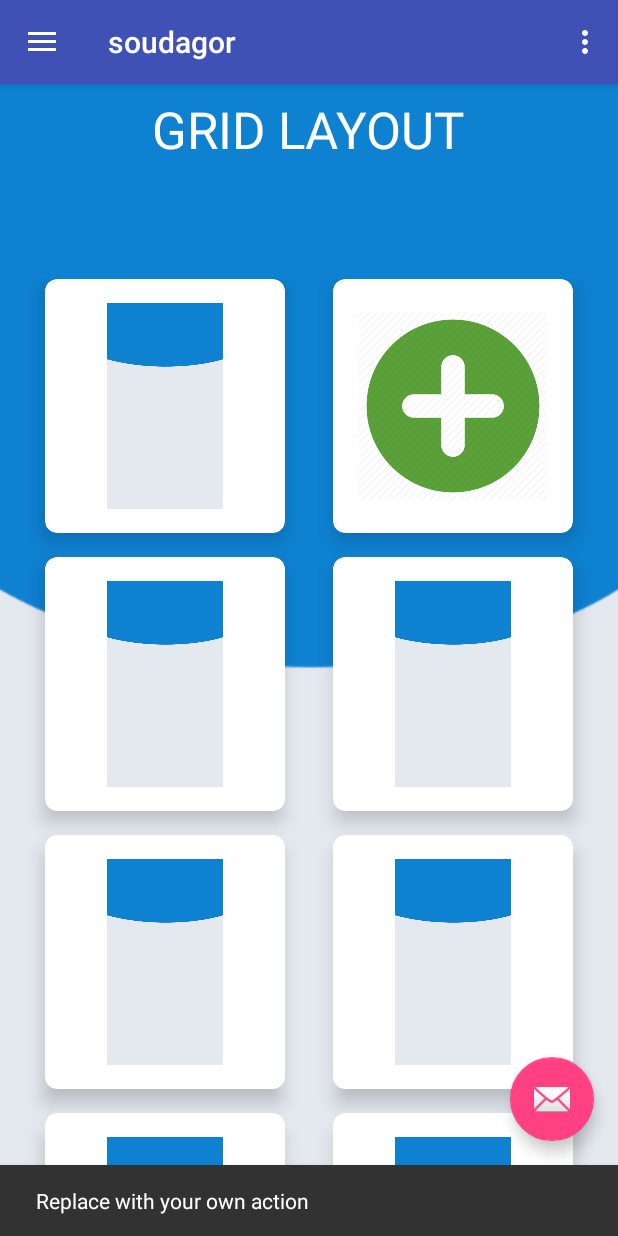
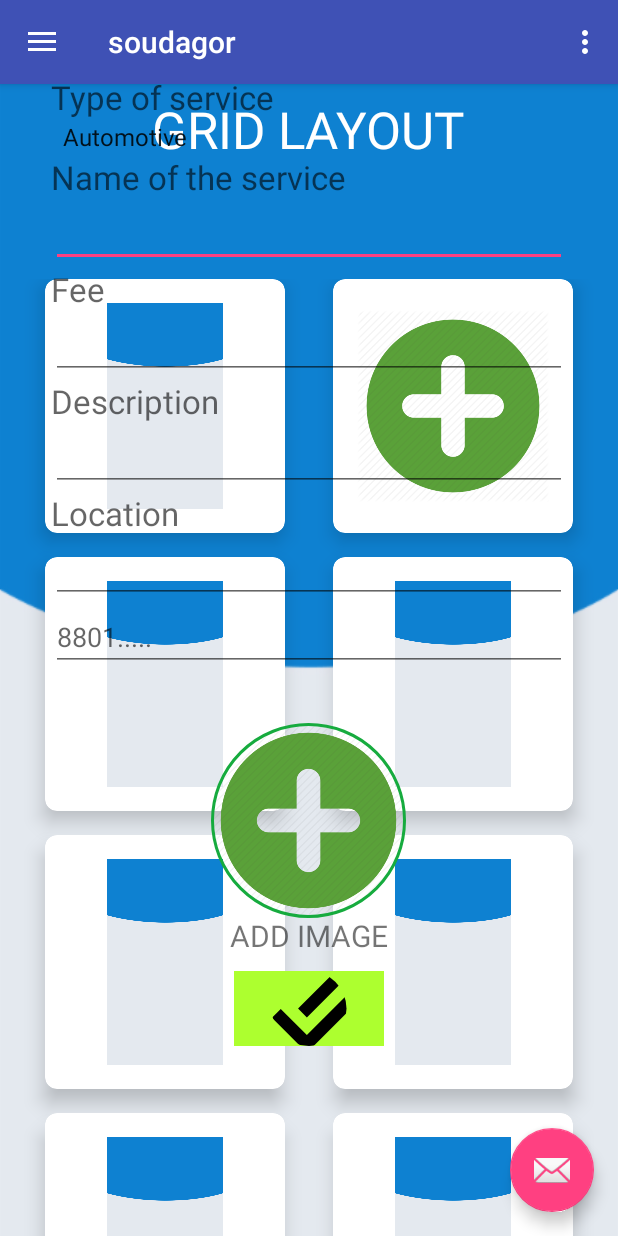
Before and after one commit to NSU-SU19CSE299S01/SU19CSE299S01G05NSU, an Android app: the screen it shows after launch once a user with an empty profile is signed in (MainActivity), after a tap on an icon or button, on a phone screen of 412 x 824 dp. Run offline under Robolectric (Android 15) with nearby library versions, the phone set to English and light mode, and no system bars; our stand-ins replace CircleImageView, Firebase (no records; nobody signed in at launch, a user with empty details on screens opened directly); pictures from the network do not load; 1 statement that could not run was skipped.

Commit message:
Feature #2: Set action for floating action button
On click on floating action button add service fragments will transit

```diff
--- a/ProjectCode/app/src/main/java/com/project/jhasan/soudagor/MainActivity.java
+++ b/ProjectCode/app/src/main/java/com/project/jhasan/soudagor/MainActivity.java
@@ -27,7 +27,6 @@ import com.google.android.gms.tasks.OnFailureListener;
 import com.google.android.gms.tasks.OnSuccessListener;
 import com.google.android.material.floatingactionbutton.FloatingActionButton;
 import com.google.android.material.navigation.NavigationView;
-import com.google.android.material.snackbar.Snackbar;
 import com.google.firebase.auth.FirebaseAuth;
 import com.google.firebase.auth.FirebaseUser;
 import com.google.firebase.database.FirebaseDatabase;
@@ -35,6 +34,7 @@ import com.google.firebase.storage.FirebaseStorage;
 import com.google.firebase.storage.OnProgressListener;
 import com.google.firebase.storage.StorageReference;
 import com.google.firebase.storage.UploadTask;
+import com.project.jhasan.fragments.AddServcie;
 import com.project.jhasan.fragments.serviceFeed;
 
 import java.util.UUID;
@@ -104,8 +104,11 @@ public class MainActivity extends AppCompatActivity
         fab.setOnClickListener(new View.OnClickListener() {
             @Override
             public void onClick(View view) {
-                Snackbar.make(view, "Replace with your own action", Snackbar.LENGTH_LONG)
-                        .setAction("Action", null).show();
+                AddServcie fragment = new AddServcie();
+                getSupportFragmentManager().beginTransaction()
+                        .add(R.id.container, fragment)
+                        .addToBackStack(null)
+                        .commit();
 
 
 
@@ -203,6 +206,14 @@ public class MainActivity extends AppCompatActivity
                                 .commit();
                     }
                     else if (finalI==1){
+                        serviceFeed fragment = new serviceFeed();
+                        fragment.categoryName="ALL";
+                        getSupportFragmentManager().beginTransaction()
+                                .add(R.id.container, fragment)
+                                .addToBackStack(null)
+                                .commit();
+                    }
+                    else if (finalI==2){
                         serviceFeed fragment = new serviceFeed();
                         fragment.categoryName="ALL";
                         getSupportFragmentManager().beginTransaction()
```
